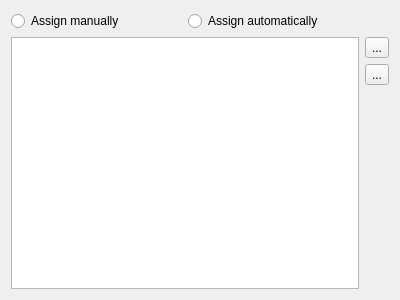
Above: ui/labelset_options.ui from jopohl/urh before the change. Below: the same form after it.
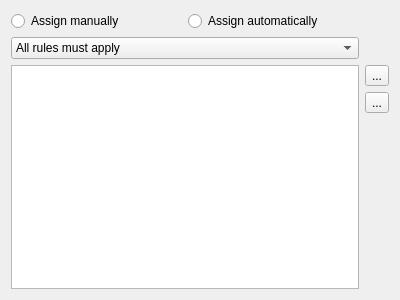
That is the form after the change. Icons and pictures are not drawn.

Commit message: implement set data and use delegates for labelset options

What changed in the file:
```diff
--- a/ui/labelset_options.ui
+++ b/ui/labelset_options.ui
@@ -28,10 +28,29 @@
      </property>
     </widget>
    </item>
-   <item row="1" column="0" rowspan="3" colspan="2">
+   <item row="1" column="0" colspan="2">
+    <widget class="QComboBox" name="cbRulesetMode">
+     <item>
+      <property name="text">
+       <string>All rules must apply</string>
+      </property>
+     </item>
+     <item>
+      <property name="text">
+       <string>At leat one rule must apply</string>
+      </property>
+     </item>
+     <item>
+      <property name="text">
+       <string>No rule must apply</string>
+      </property>
+     </item>
+    </widget>
+   </item>
+   <item row="2" column="0" rowspan="3" colspan="2">
     <widget class="QTableView" name="tblViewRuleset"/>
    </item>
-   <item row="1" column="2">
+   <item row="2" column="2">
     <widget class="QToolButton" name="btnAddRule">
      <property name="toolTip">
       <string>Add ruleset</string>
@@ -44,7 +63,7 @@
      </property>
     </widget>
    </item>
-   <item row="2" column="2">
+   <item row="3" column="2">
     <widget class="QToolButton" name="btnRemoveRule">
      <property name="toolTip">
       <string>Remove ruleset</string>
@@ -57,7 +76,7 @@
      </property>
     </widget>
    </item>
-   <item row="3" column="2">
+   <item row="4" column="2">
     <spacer name="verticalSpacer">
      <property name="orientation">
       <enum>Qt::Vertical</enum>
@@ -65,7 +84,7 @@
      <property name="sizeHint" stdset="0">
       <size>
        <width>20</width>
-       <height>176</height>
+       <height>145</height>
       </size>
      </property>
     </spacer>
```
The commit also changes 3 other files.
